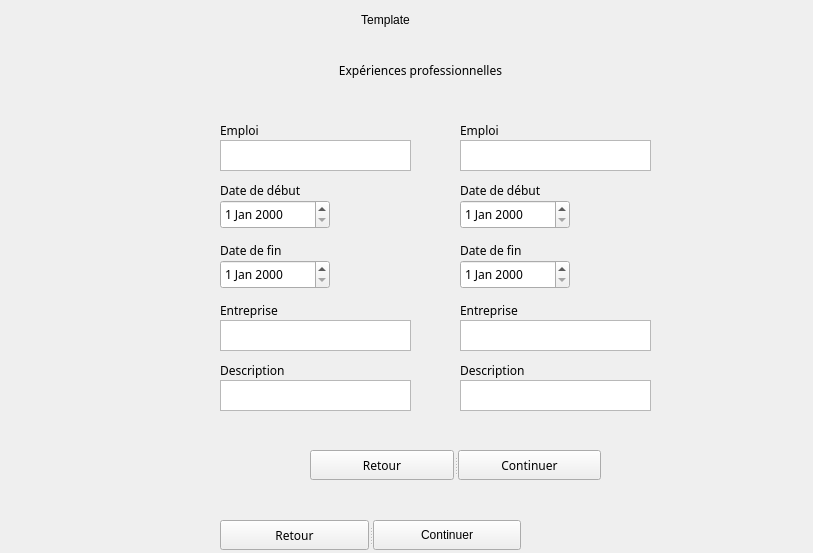
The window that JobDocsCreator/cveditor.ui (elmirge7/JobDocsCreator) describes before a commit, drawn with Qt 5.
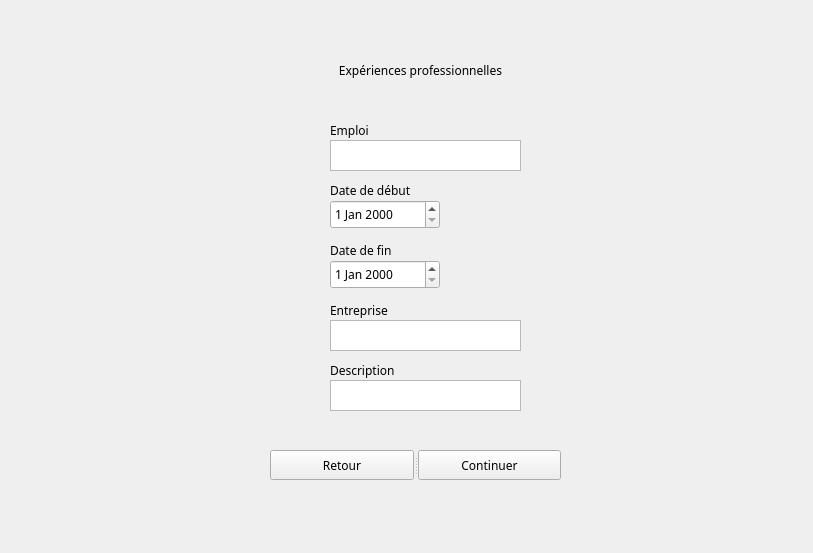
The same window after the commit. The open tabs and pages were chosen to show the change.

What changed in the file:
```diff
--- a/JobDocsCreator/cveditor.ui
+++ b/JobDocsCreator/cveditor.ui
@@ -991,7 +991,7 @@
     <widget class="QTextEdit" name="textEditDescExperience">
      <property name="geometry">
       <rect>
-       <x>160</x>
+       <x>270</x>
        <y>350</y>
        <width>191</width>
        <height>31</height>
@@ -1001,7 +1001,7 @@
     <widget class="QTextEdit" name="textEditNomExperience">
      <property name="geometry">
       <rect>
-       <x>160</x>
+       <x>270</x>
        <y>110</y>
        <width>191</width>
        <height>31</height>
@@ -1011,7 +1011,7 @@
     <widget class="QLabel" name="label_25">
      <property name="geometry">
       <rect>
-       <x>160</x>
+       <x>270</x>
        <y>150</y>
        <width>111</width>
        <height>20</height>
@@ -1024,7 +1024,7 @@
     <widget class="QLabel" name="label_26">
      <property name="geometry">
       <rect>
-       <x>160</x>
+       <x>270</x>
        <y>330</y>
        <width>101</width>
        <height>20</height>
@@ -1037,7 +1037,7 @@
     <widget class="QDateEdit" name="dateEditExperienceStart">
      <property name="geometry">
       <rect>
-       <x>160</x>
+       <x>270</x>
        <y>170</y>
        <width>110</width>
        <height>29</height>
@@ -1047,7 +1047,7 @@
     <widget class="QLabel" name="label_27">
      <property name="geometry">
       <rect>
-       <x>160</x>
+       <x>270</x>
        <y>270</y>
        <width>111</width>
        <height>20</height>
@@ -1060,7 +1060,7 @@
     <widget class="QLabel" name="label_28">
      <property name="geometry">
       <rect>
-       <x>160</x>
+       <x>270</x>
        <y>90</y>
        <width>141</width>
        <height>20</height>
@@ -1073,7 +1073,7 @@
     <widget class="QTextEdit" name="textEditLieuExperience">
      <property name="geometry">
       <rect>
-       <x>160</x>
+       <x>270</x>
        <y>290</y>
        <width>191</width>
        <height>31</height>
@@ -1083,7 +1083,7 @@
     <widget class="QDateEdit" name="dateEditExperienceEnd">
      <property name="geometry">
       <rect>
-       <x>160</x>
+       <x>270</x>
        <y>230</y>
        <width>110</width>
        <height>29</height>
@@ -1093,7 +1093,7 @@
     <widget class="QLabel" name="label_29">
      <property name="geometry">
       <rect>
-       <x>160</x>
+       <x>270</x>
        <y>210</y>
        <width>111</width>
        <height>20</height>
@@ -1103,121 +1103,6 @@
       <string>Date de fin</string>
      </property>
     </widget>
-    <widget class="QLabel" name="label_30">
-     <property name="geometry">
-      <rect>
-       <x>400</x>
-       <y>90</y>
-       <width>131</width>
-       <height>20</height>
-      </rect>
-     </property>
-     <property name="text">
-      <string>Emploi</string>
-     </property>
-    </widget>
-    <widget class="QDateEdit" name="dateEditExperienceStart_2">
-     <property name="geometry">
-      <rect>
-       <x>400</x>
-       <y>170</y>
-       <width>110</width>
-       <height>29</height>
-      </rect>
-     </property>
-    </widget>
-    <widget class="QTextEdit" name="textEditDescExperience_2">
-     <property name="geometry">
-      <rect>
-       <x>400</x>
-       <y>350</y>
-       <width>191</width>
-       <height>31</height>
-      </rect>
-     </property>
-    </widget>
-    <widget class="QLabel" name="label_31">
-     <property name="geometry">
-      <rect>
-       <x>400</x>
-       <y>330</y>
-       <width>101</width>
-       <height>20</height>
-      </rect>
-     </property>
-     <property name="text">
-      <string>Description</string>
-     </property>
-    </widget>
-    <widget class="QLabel" name="label_32">
-     <property name="geometry">
-      <rect>
-       <x>400</x>
-       <y>210</y>
-       <width>111</width>
-       <height>20</height>
-      </rect>
-     </property>
-     <property name="text">
-      <string>Date de fin</string>
-     </property>
-    </widget>
-    <widget class="QLabel" name="label_33">
-     <property name="geometry">
-      <rect>
-       <x>400</x>
-       <y>270</y>
-       <width>101</width>
-       <height>20</height>
-      </rect>
-     </property>
-     <property name="text">
-      <string>Entreprise</string>
-     </property>
-    </widget>
-    <widget class="QTextEdit" name="textEditLieuExperience_2">
-     <property name="geometry">
-      <rect>
-       <x>400</x>
-       <y>290</y>
-       <width>191</width>
-       <height>31</height>
-      </rect>
-     </property>
-    </widget>
-    <widget class="QTextEdit" name="textEditNomExperience_2">
-     <property name="geometry">
-      <rect>
-       <x>400</x>
-       <y>110</y>
-       <width>191</width>
-       <height>31</height>
-      </rect>
-     </property>
-    </widget>
-    <widget class="QDateEdit" name="dateEditExperienceEnd_2">
-     <property name="geometry">
-      <rect>
-       <x>400</x>
-       <y>230</y>
-       <width>110</width>
-       <height>29</height>
-      </rect>
-     </property>
-    </widget>
-    <widget class="QLabel" name="label_34">
-     <property name="geometry">
-      <rect>
-       <x>400</x>
-       <y>150</y>
-       <width>111</width>
-       <height>20</height>
-      </rect>
-     </property>
-     <property name="text">
-      <string>Date de début</string>
-     </property>
-    </widget>
     <widget class="QLabel" name="label_40">
      <property name="geometry">
       <rect>
@@ -1237,7 +1122,7 @@
     <widget class="QSplitter" name="splitter_8">
      <property name="geometry">
       <rect>
-       <x>250</x>
+       <x>210</x>
        <y>420</y>
        <width>291</width>
        <height>30</height>
@@ -1967,49 +1852,18 @@
     </widget>
    </widget>
   </widget>
-  <widget class="QLabel" name="label_65">
-   <property name="geometry">
-    <rect>
-     <x>300</x>
-     <y>10</y>
-     <width>171</width>
-     <height>20</height>
-    </rect>
-   </property>
-   <property name="text">
-    <string>Template</string>
-   </property>
-   <property name="alignment">
-    <set>Qt::AlignCenter</set>
-   </property>
-  </widget>
   <widget class="QSplitter" name="splitter_12">
    <property name="geometry">
     <rect>
      <x>220</x>
      <y>520</y>
      <width>301</width>
-     <height>30</height>
+     <height>29</height>
     </rect>
    </property>
    <property name="orientation">
     <enum>Qt::Horizontal</enum>
    </property>
-   <widget class="QPushButton" name="backToActivity">
-    <property name="font">
-     <font>
-      <family>Poppins</family>
-     </font>
-    </property>
-    <property name="text">
-     <string>Retour</string>
-    </property>
-   </widget>
-   <widget class="QPushButton" name="pushButton_13">
-    <property name="text">
-     <string>Continuer</string>
-    </property>
-   </widget>
   </widget>
  </widget>
  <resources/>
```
Left out of the diff: 110 changed lines with no effect on the pictures.
